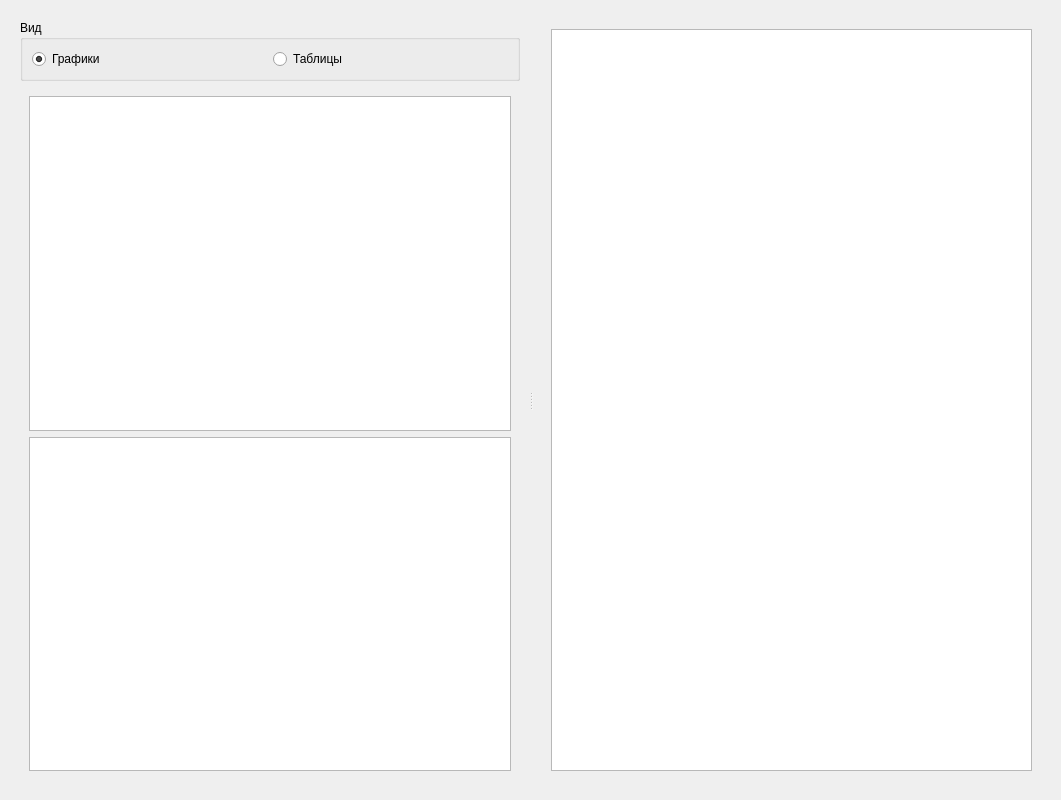
Before: the Qt Designer form results.ui in chevashetz/app, drawn with Qt 5.
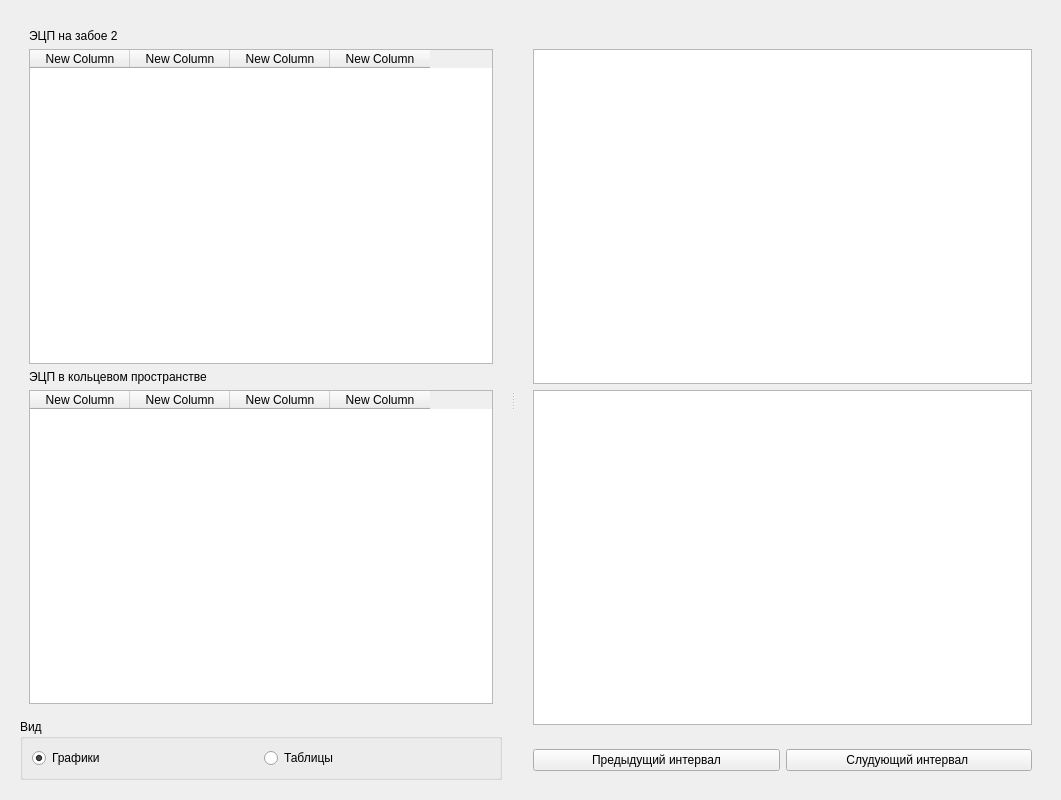
After: the same form once the commit is applied. The open tabs and pages were chosen to show the change.

Diff of the .ui file:
```diff
--- a/results.ui
+++ b/results.ui
@@ -39,6 +39,103 @@
        </size>
       </property>
       <layout class="QVBoxLayout" name="verticalLayout">
+       <item>
+        <widget class="QStackedWidget" name="stackedWidget">
+         <property name="currentIndex">
+          <number>0</number>
+         </property>
+         <widget class="QWidget" name="page">
+          <layout class="QVBoxLayout" name="verticalLayout_4">
+           <item>
+            <widget class="QLabel" name="label_4">
+             <property name="text">
+              <string>ЭЦП на забое</string>
+             </property>
+            </widget>
+           </item>
+           <item>
+            <widget class="QGraphicsView" name="graphicsView"/>
+           </item>
+           <item>
+            <widget class="QLabel" name="label_5">
+             <property name="text">
+              <string>ЭЦП в кольцевом пространстве </string>
+             </property>
+            </widget>
+           </item>
+           <item>
+            <widget class="QGraphicsView" name="graphicsView_2"/>
+           </item>
+          </layout>
+         </widget>
+         <widget class="QWidget" name="page_2">
+          <layout class="QVBoxLayout" name="verticalLayout_5">
+           <item>
+            <widget class="QLabel" name="label_2">
+             <property name="text">
+              <string>ЭЦП на забое 2</string>
+             </property>
+            </widget>
+           </item>
+           <item>
+            <widget class="QTableWidget" name="tableWidget_2">
+             <column>
+              <property name="text">
+               <string>New Column</string>
+              </property>
+             </column>
+             <column>
+              <property name="text">
+               <string>New Column</string>
+              </property>
+             </column>
+             <column>
+              <property name="text">
+               <string>New Column</string>
+              </property>
+             </column>
+             <column>
+              <property name="text">
+               <string>New Column</string>
+              </property>
+             </column>
+            </widget>
+           </item>
+           <item>
+            <widget class="QLabel" name="label_3">
+             <property name="text">
+              <string>ЭЦП в кольцевом пространстве </string>
+             </property>
+            </widget>
+           </item>
+           <item>
+            <widget class="QTableWidget" name="tableWidget_4">
+             <column>
+              <property name="text">
+               <string>New Column</string>
+              </property>
+             </column>
+             <column>
+              <property name="text">
+               <string>New Column</string>
+              </property>
+             </column>
+             <column>
+              <property name="text">
+               <string>New Column</string>
+              </property>
+             </column>
+             <column>
+              <property name="text">
+               <string>New Column</string>
+              </property>
+             </column>
+            </widget>
+           </item>
+          </layout>
+         </widget>
+        </widget>
+       </item>
        <item>
         <widget class="QGroupBox" name="groupBox">
          <property name="title">
@@ -65,39 +162,19 @@
          </layout>
         </widget>
        </item>
-       <item>
-        <widget class="QStackedWidget" name="stackedWidget_2">
-         <property name="currentIndex">
-          <number>0</number>
-         </property>
-         <widget class="QWidget" name="page">
-          <layout class="QVBoxLayout" name="verticalLayout_4">
-           <item>
-            <widget class="QGraphicsView" name="graphicsView"/>
-           </item>
-           <item>
-            <widget class="QGraphicsView" name="graphicsView_2"/>
-           </item>
-          </layout>
-         </widget>
-         <widget class="QWidget" name="page_2">
-          <layout class="QVBoxLayout" name="verticalLayout_5">
-           <item>
-            <widget class="QTableWidget" name="tableWidget_2"/>
-           </item>
-           <item>
-            <widget class="QTableWidget" name="tableWidget_4"/>
-           </item>
-          </layout>
-         </widget>
-        </widget>
-       </item>
       </layout>
      </widget>
      <widget class="QFrame" name="frame_2">
       <layout class="QVBoxLayout" name="verticalLayout_2">
        <item>
-        <widget class="QStackedWidget" name="stackedWidget">
+        <widget class="QLabel" name="label">
+         <property name="text">
+          <string/>
+         </property>
+        </widget>
+       </item>
+       <item>
+        <widget class="QStackedWidget" name="stackedWidget_2">
          <property name="currentIndex">
           <number>1</number>
          </property>
@@ -119,6 +196,9 @@
            <bool>true</bool>
           </property>
           <layout class="QVBoxLayout" name="verticalLayout_3">
+           <item>
+            <widget class="QGraphicsView" name="graphicsView_3"/>
+           </item>
            <item>
             <widget class="QTableWidget" name="tableWidget"/>
            </item>
@@ -126,6 +206,26 @@
          </widget>
         </widget>
        </item>
+       <item>
+        <widget class="QWidget" name="widget" native="true">
+         <layout class="QHBoxLayout" name="horizontalLayout_6">
+          <item>
+           <widget class="QPushButton" name="pushButton">
+            <property name="text">
+             <string>Предыдущий интервал</string>
+            </property>
+           </widget>
+          </item>
+          <item>
+           <widget class="QPushButton" name="pushButton_2">
+            <property name="text">
+             <string>Слудующий интервал </string>
+            </property>
+           </widget>
+          </item>
+         </layout>
+        </widget>
+       </item>
       </layout>
      </widget>
     </widget>
```
Left out of the diff: 7 changed lines with no effect on the pictures.
